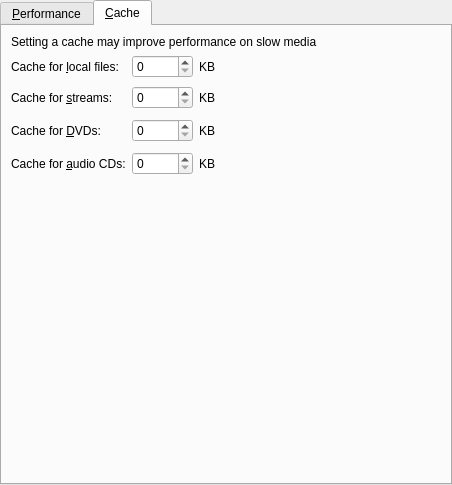
First picture: the form in src/prefperformance.ui, repository wilbert2000/wzplayer, before the edit.
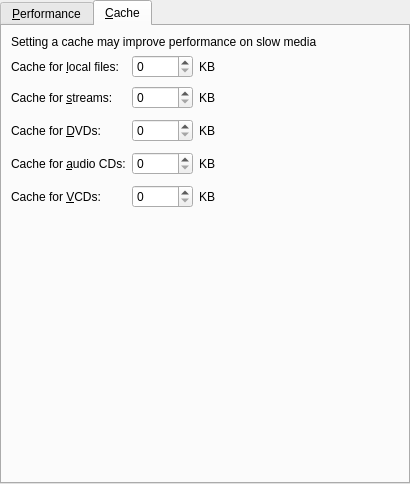
Second picture: the form after the edit. The open tabs and pages were chosen to show the change. Custom widgets are drawn as their Qt base class.

Commit message: Added an option in Preferences->Performance to set the cache for VCDs

What changed in the file:
```diff
--- a/src/prefperformance.ui
+++ b/src/prefperformance.ui
@@ -5,8 +5,8 @@
    <rect>
     <x>0</x>
     <y>0</y>
-    <width>452</width>
-    <height>485</height>
+    <width>410</width>
+    <height>484</height>
    </rect>
   </property>
   <layout class="QVBoxLayout" >
@@ -363,17 +363,11 @@
         </widget>
        </item>
        <item row="5" column="2" >
-        <spacer>
-         <property name="orientation" >
-          <enum>Qt::Vertical</enum>
+        <widget class="QLabel" name="label_11" >
+         <property name="text" >
+          <string>KB</string>
          </property>
-         <property name="sizeHint" >
-          <size>
-           <width>20</width>
-           <height>351</height>
-          </size>
-         </property>
-        </spacer>
+        </widget>
        </item>
        <item row="3" column="3" >
         <spacer>
@@ -496,6 +490,19 @@
          </property>
         </widget>
        </item>
+       <item row="6" column="2" >
+        <spacer>
+         <property name="orientation" >
+          <enum>Qt::Vertical</enum>
+         </property>
+         <property name="sizeHint" >
+          <size>
+           <width>20</width>
+           <height>351</height>
+          </size>
+         </property>
+        </spacer>
+       </item>
        <item row="4" column="0" >
         <widget class="QLabel" name="label_9" >
          <property name="text" >
@@ -519,6 +526,36 @@
          </property>
         </spacer>
        </item>
+       <item row="5" column="1" >
+        <widget class="QSpinBox" name="cache_vcds_spin" >
+         <property name="maximum" >
+          <number>10000</number>
+         </property>
+        </widget>
+       </item>
+       <item row="5" column="0" >
+        <widget class="QLabel" name="label_12" >
+         <property name="text" >
+          <string>Cache for &amp;VCDs:</string>
+         </property>
+         <property name="buddy" >
+          <cstring>cache_vcds_spin</cstring>
+         </property>
+        </widget>
+       </item>
+       <item row="5" column="3" >
+        <spacer>
+         <property name="orientation" >
+          <enum>Qt::Horizontal</enum>
+         </property>
+         <property name="sizeHint" >
+          <size>
+           <width>201</width>
+           <height>27</height>
+          </size>
+         </property>
+        </spacer>
+       </item>
       </layout>
      </widget>
     </widget>
```
Left out of the diff: 30 changed lines with no effect on the pictures. The commit also changes 3 other files.
